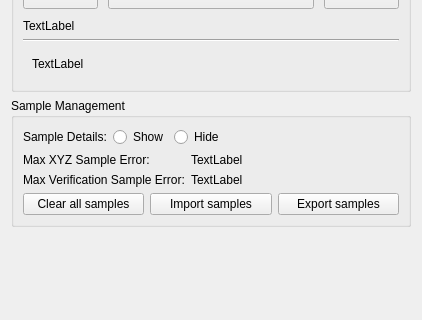
Before: the Qt Designer form src/cfclient/ui/widgets/geo_estimator.ui in bitcraze/crazyflie-clients-python, drawn with Qt 5; both pictures show x 0 to 422 and y 263 to 583 of the 422 by 793 pixel window.
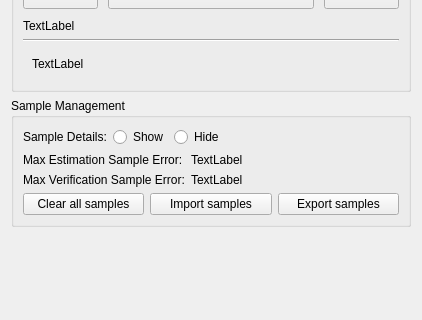
After: the same form once the commit is applied.

Commit message: Introduced the estimation samples, as the terminology for all the samples used in the geometry estimation. Updated the lighthouse tab doc.

Diff of the .ui file:
```diff
--- a/src/cfclient/ui/widgets/geo_estimator.ui
+++ b/src/cfclient/ui/widgets/geo_estimator.ui
@@ -407,7 +407,7 @@
                </sizepolicy>
               </property>
               <property name="text">
-               <string>Max XYZ Sample Error:</string>
+               <string>Max Estimation Sample Error:</string>
               </property>
              </widget>
             </item>
```
The commit also changes 6 other files.
